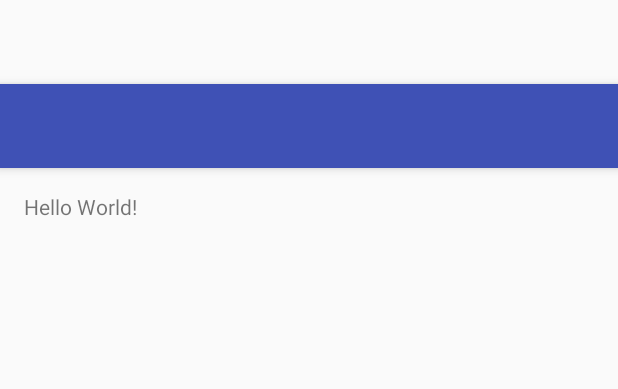
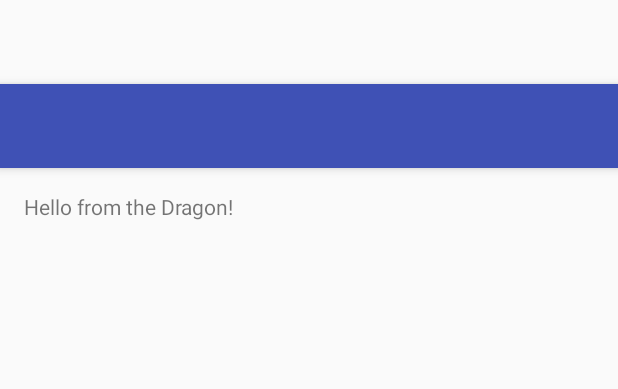
Before and after one commit to rickirea/GitExample, an Android app: the layout activity_git_example.xml on its own in the app's theme, with its tools: preview values and no code run, on a phone screen of 412 x 824 dp. Shown: the top 389 px of the screen. Run offline under Robolectric (Android 15) with nearby library versions, the phone set to English and light mode, and no system bars.

Commit message:
changing a file

```diff
--- a/app/src/main/res/layout/content_git_example.xml
+++ b/app/src/main/res/layout/content_git_example.xml
@@ -15,5 +15,5 @@
     <TextView
         android:layout_width="wrap_content"
         android:layout_height="wrap_content"
-        android:text="Hello World!" />
+        android:text="Hello from the Dragon!" />
 </RelativeLayout>
```
